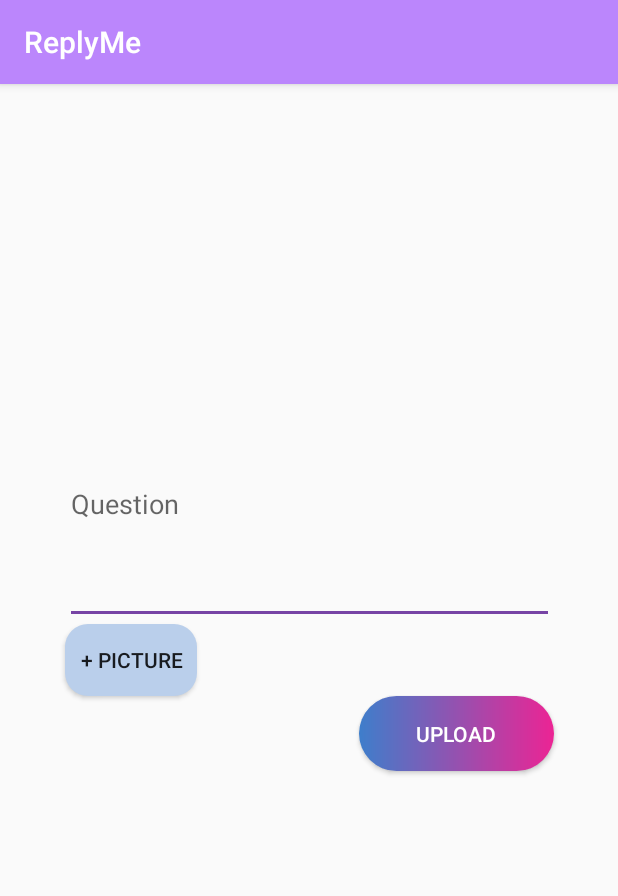
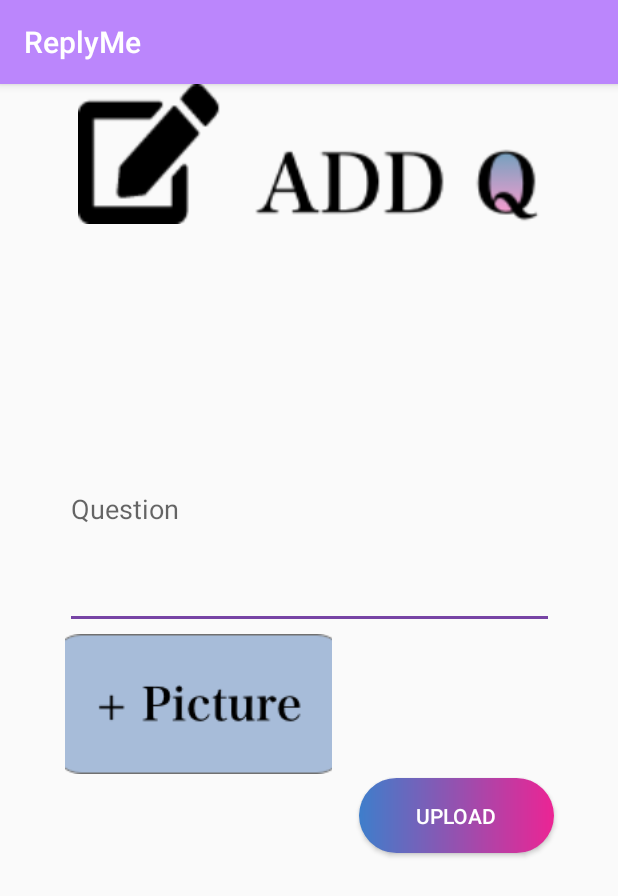
Before and after one commit to ReplyMee/ReplyMe-1, an Android app: the UploadActivity screen opened directly, with no data from a screen before it, on a phone screen of 412 x 824 dp. Shown: the top 896 px of the screen. Run offline under Robolectric (Android 15) with nearby library versions, the light colour scheme and no system bars; our stand-ins replace Firebase (no records; nobody signed in at launch, a user with empty details on screens opened directly).

Commit message:
upload changes

```diff
--- a/app/src/main/java/com/gtu/replyme/SettingsActivity.kt
+++ b/app/src/main/java/com/gtu/replyme/SettingsActivity.kt
@@ -2,10 +2,26 @@
 
 import androidx.appcompat.app.AppCompatActivity
 import android.os.Bundle
+import android.view.View
 
 class SettingsActivity : AppCompatActivity() {
     override fun onCreate(savedInstanceState: Bundle?) {
         super.onCreate(savedInstanceState)
         setContentView(R.layout.activity_settings)
     }
+    fun editUserName(view: View) {
+
+    }
+    fun editUserPhoto(view: View) {
+
+    }
+    fun changePassword(view: View) {
+
+    }
+    fun editUserContact(view: View) {
+
+    }
+    fun logOut(view: View) {
+
+    }
 }
--- a/app/src/main/res/layout/activity_upload.xml
+++ b/app/src/main/res/layout/activity_upload.xml
@@ -10,13 +10,13 @@
         android:id="@+id/questiontext"
         android:layout_width="326dp"
         android:layout_height="160dp"
-        android:layout_marginTop="200dp"
+        android:layout_marginTop="110dp"
         android:ems="10"
         android:hint="Question"
         android:inputType="textPersonName"
         app:layout_constraintEnd_toEndOf="parent"
         app:layout_constraintStart_toStartOf="parent"
-        app:layout_constraintTop_toTopOf="parent" />
+        app:layout_constraintTop_toBottomOf="@+id/imageView2" />
 
     <Button
         android:id="@+id/button"
@@ -29,13 +29,21 @@
         app:layout_constraintEnd_toEndOf="@+id/questiontext"
         app:layout_constraintTop_toBottomOf="@+id/uploadPicture" />
 
-    <Button
+    <ImageButton
         android:id="@+id/uploadPicture"
-        android:layout_width="wrap_content"
-        android:layout_height="wrap_content"
+        android:layout_width="178dp"
+        android:layout_height="99dp"
         android:onClick="questionview"
-        android:text="+ Picture"
-        android:background="@drawable/uploadscreen_picture_button"
         app:layout_constraintStart_toStartOf="@+id/questiontext"
-        app:layout_constraintTop_toBottomOf="@+id/questiontext" />
+        app:layout_constraintTop_toBottomOf="@+id/questiontext"
+        app:srcCompat="@drawable/upload_picture" />
+
+    <ImageView
+        android:id="@+id/imageView2"
+        android:layout_width="411dp"
+        android:layout_height="93dp"
+        app:layout_constraintEnd_toEndOf="parent"
+        app:layout_constraintStart_toStartOf="parent"
+        app:layout_constraintTop_toTopOf="parent"
+        app:srcCompat="@drawable/add_q" />
 </androidx.constraintlayout.widget.ConstraintLayout>
```
Also changed, not shown: app/src/main/res/drawable/add_q.png (added), app/src/main/res/drawable/upload_picture.png (added).
